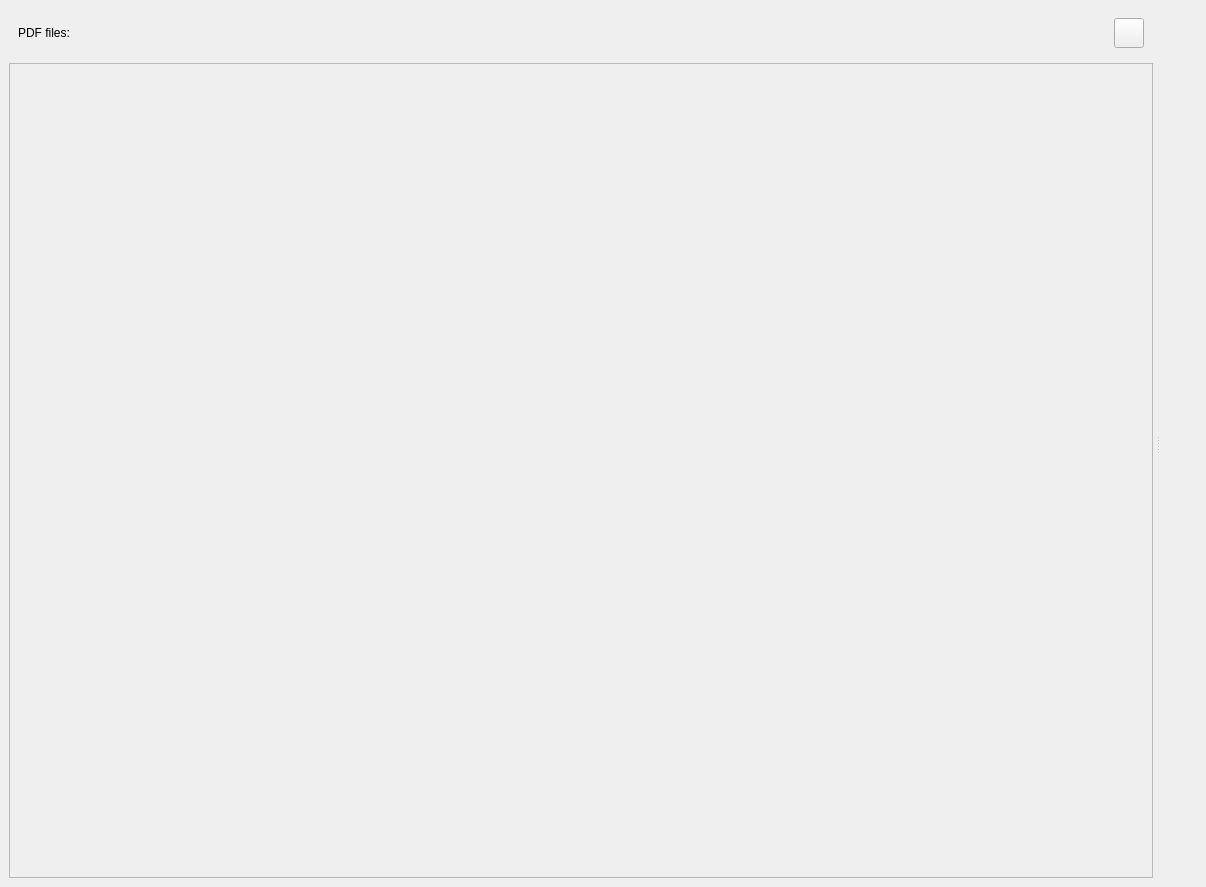
TheCodingJsoftware/Invigo, file ui/windows/pdf_viewer.ui: the form before one commit.
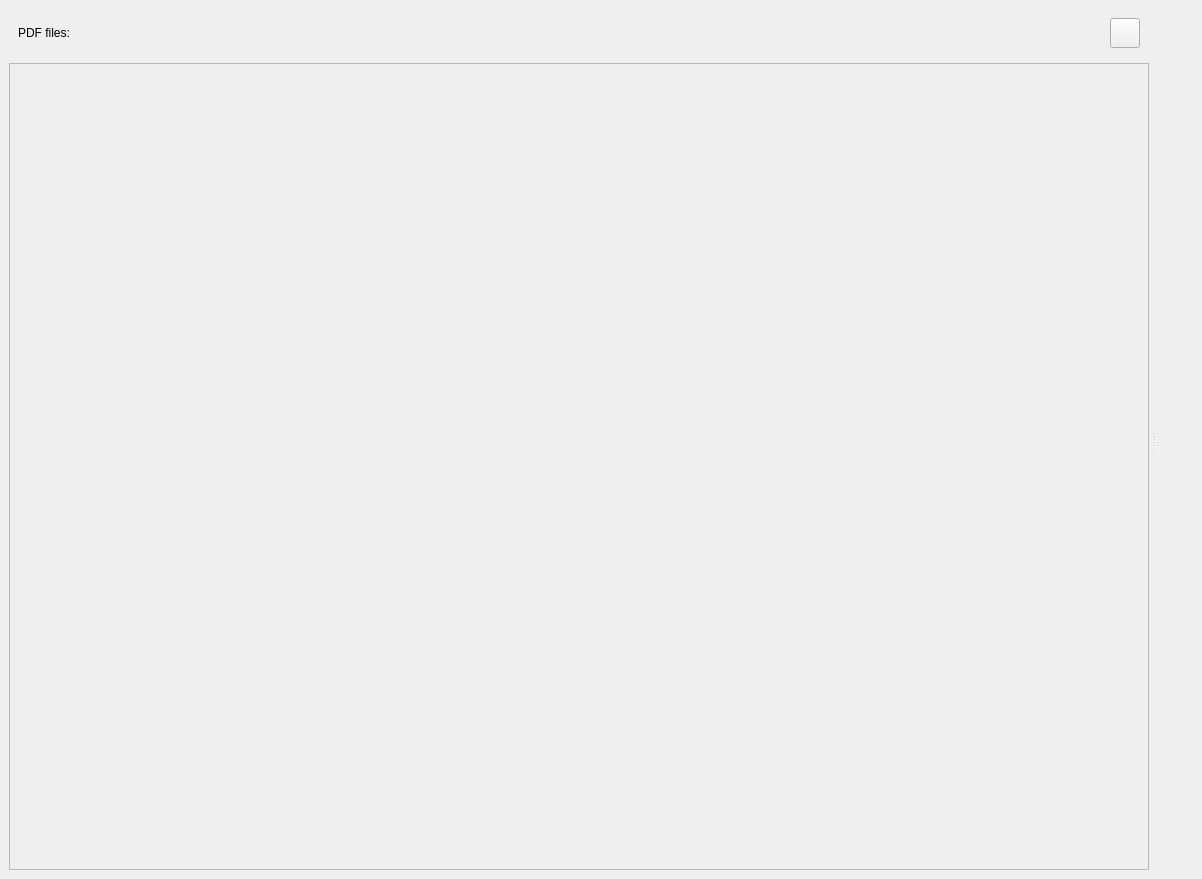
The form after the commit. Icons and pictures are not drawn.

Patch:
```diff
--- a/ui/windows/pdf_viewer.ui
+++ b/ui/windows/pdf_viewer.ui
@@ -6,8 +6,8 @@
    <rect>
     <x>0</x>
     <y>0</y>
-    <width>1206</width>
-    <height>887</height>
+    <width>1202</width>
+    <height>879</height>
    </rect>
   </property>
   <property name="windowTitle">
@@ -101,8 +101,8 @@
             <rect>
              <x>0</x>
              <y>0</y>
-             <width>1135</width>
-             <height>811</height>
+             <width>1131</width>
+             <height>803</height>
             </rect>
            </property>
            <layout class="QVBoxLayout" name="verticalLayout_4">
```
